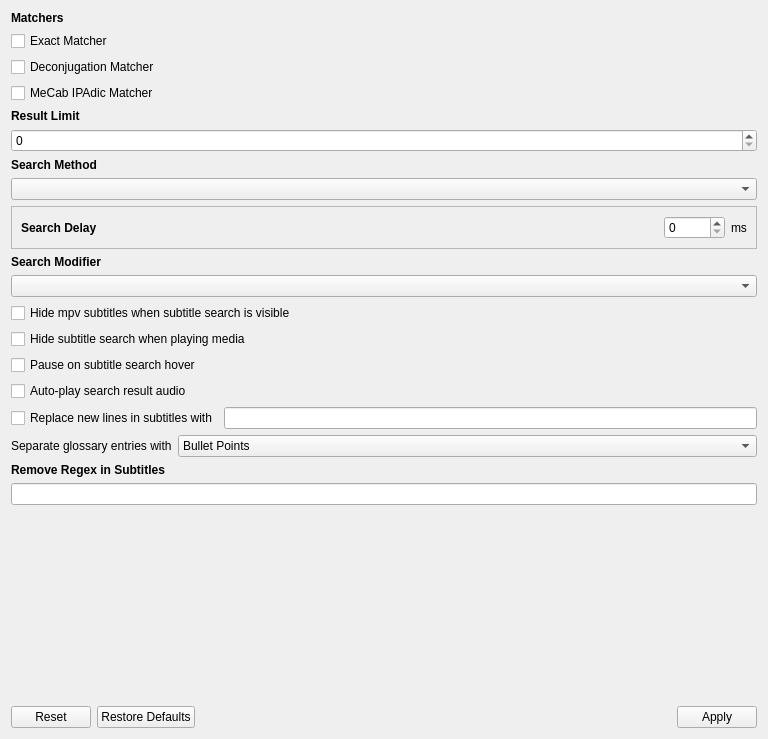
Old version of the form src/gui/widgets/settings/searchsettings.ui in the repository ripose-jp/Memento.
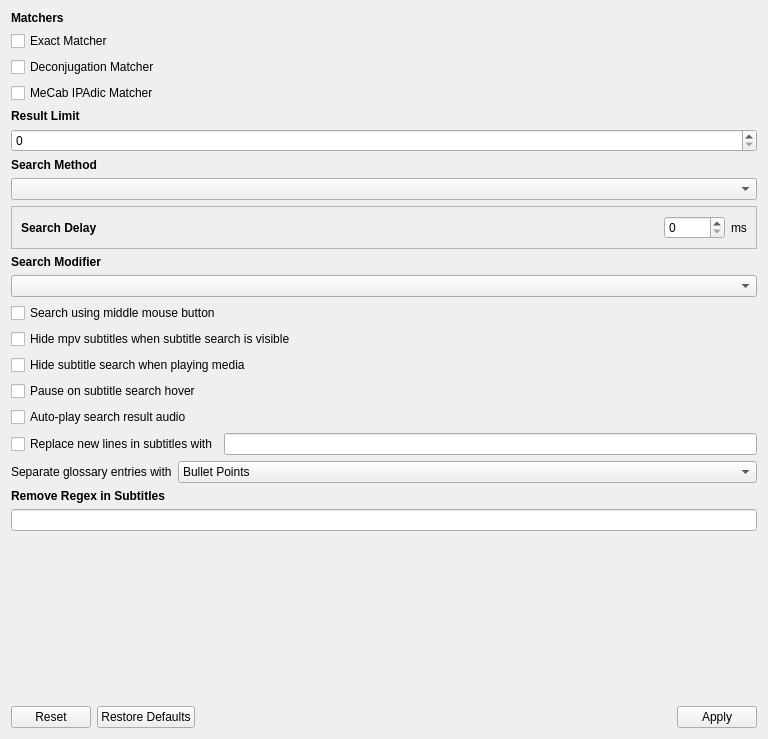
New version of the form.

Commit message:
src/gui/widget/overlay/subtitlewidget: allow scan using middle mouse
This feature adds the option to scan terms using middle mouse button.
A new option in the setting page was added to handle middle mouse scan.
Since this feature only makes sense when search method is not hover, the
new checkbox and the modifier settings are now bundled under a layout,
and the layout will be visible only when search method is equal to
modifier (similar to scan delay being only visible when search method
is hover).

```diff
--- a/src/gui/widgets/settings/searchsettings.ui
+++ b/src/gui/widgets/settings/searchsettings.ui
@@ -27,8 +27,8 @@
        <rect>
         <x>0</x>
         <y>0</y>
-        <width>756</width>
-        <height>683</height>
+        <width>750</width>
+        <height>689</height>
        </rect>
       </property>
       <layout class="QVBoxLayout" name="layoutScrollArea">
@@ -212,6 +212,13 @@
        </item>
        <item>
         <layout class="QVBoxLayout" name="layoutCheckHide">
+         <item>
+          <widget class="QCheckBox" name="checkMiddleMouse">
+           <property name="text">
+            <string>Search using middle mouse button</string>
+           </property>
+          </widget>
+         </item>
          <item>
           <widget class="QCheckBox" name="checkHideSubs">
            <property name="text">
@@ -308,7 +315,6 @@
         <widget class="QLabel" name="labelRemoveRegex">
          <property name="font">
           <font>
-           <weight>75</weight>
            <bold>true</bold>
           </font>
          </property>
```
Left out of the diff: 15 changed lines with no effect on the pictures. The commit also changes 14 other files.
